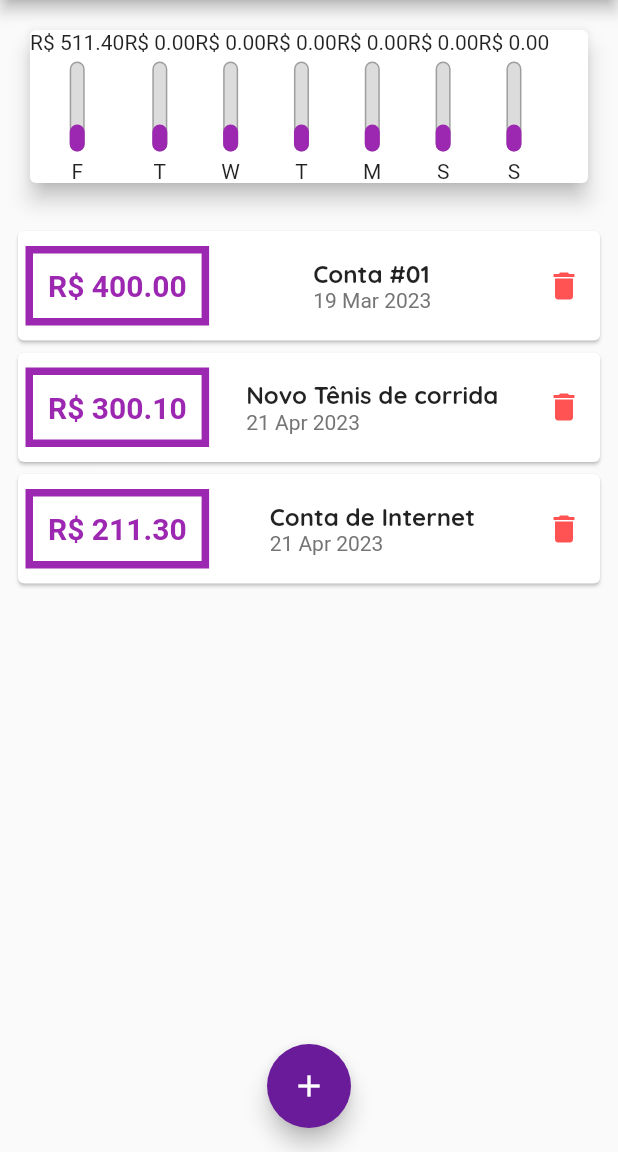
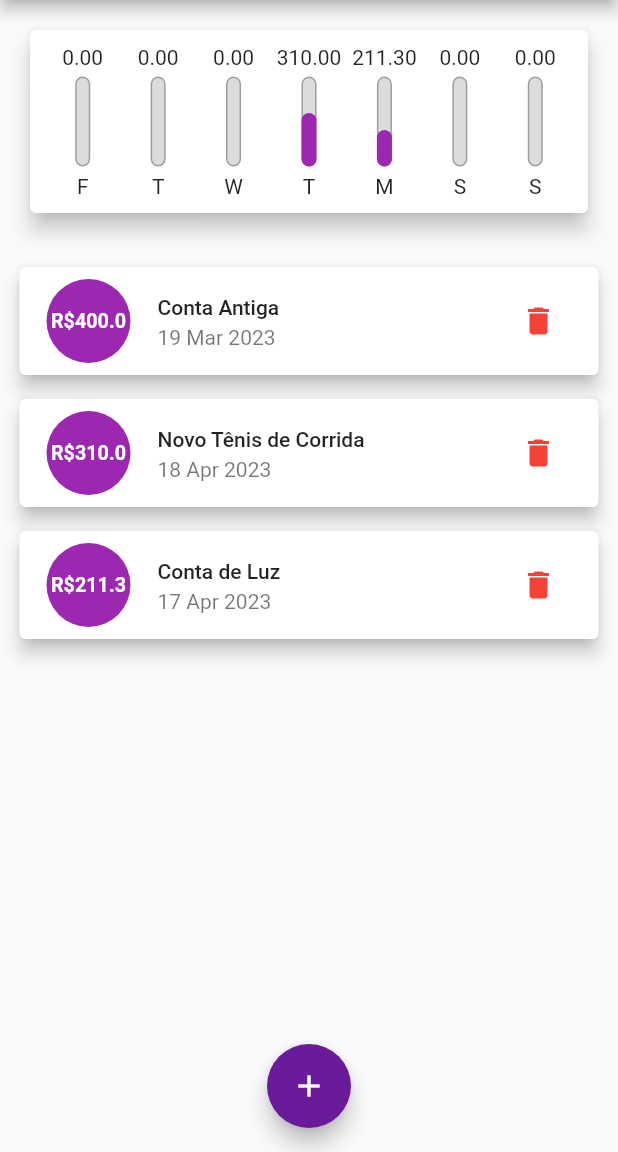
Before and after one commit to DevEduu/ExpensesApp, a Flutter app: the screen it shows after launch, on a phone screen of 412 x 824 dp, the part 84-1236 px from its top. Run offline on Flutter 3.47's test engine with Material 2 defaults, Android fonts, the phone set to English and light mode, and no system bars; our stand-ins replace google_fonts.

Commit message:
128. Usando ListTile

```diff
--- a/lib/components/Chart_bar.dart
+++ b/lib/components/Chart_bar.dart
@@ -16,7 +16,7 @@ class ChartBar extends StatelessWidget {
   Widget build(BuildContext context) {
     return Column(
       children: [
-        Text('R\$ ${value!.toStringAsFixed(2)}'),
+        FittedBox(child: Text('${value!.toStringAsFixed(2)}')),
         const SizedBox(height: 5),
         SizedBox(
           height: 60,
--- a/lib/components/Transaction_list.dart
+++ b/lib/components/Transaction_list.dart
@@ -36,56 +36,41 @@ class TransactionList extends StatelessWidget {
                 itemBuilder: (ctx, index) {
                   final tr = transactions[index];
                   return Card(
-                    child: Row(
-                      mainAxisAlignment: MainAxisAlignment.spaceBetween,
-                      children: [
-                        Container(
-                          padding: const EdgeInsets.all(10),
+                    elevation: 5,
                     margin: const EdgeInsets.symmetric(
-                            horizontal: 5,
-                            vertical: 10,
+                      vertical: 8.0,
+                      horizontal: 5.0,
                     ),
-                          decoration: BoxDecoration(
-                            border: Border.all(
-                              color: Theme.of(context).colorScheme.primary,
-                              width: 5,
-                            ),
-                            // color: Colors.purple,
-                            // shape: BoxShape.circle,
-                          ),
+                    child: ListTile(
+                        leading: CircleAvatar(
+                          radius: 30,
+                          backgroundColor:
+                              Theme.of(context).colorScheme.primary,
+                          child: Padding(
+                            padding: const EdgeInsets.all(5.0),
+                            child: FittedBox(
                               child: Text(
-                            'R\$ ${tr.value.toStringAsFixed(2)}',
-                            style: TextStyle(
-                              color: Theme.of(context).colorScheme.primary,
+                                'R\$${tr.value}',
+                                style: const TextStyle(
                                     fontWeight: FontWeight.bold,
-                              fontSize: 20,
+                                    color: Colors.white),
                               ),
                             ),
                           ),
-                        Column(
-                          crossAxisAlignment: CrossAxisAlignment.start,
-                          children: [
-                            Text(
+                        ),
+                        title: Text(
                           tr.title,
-                              style: GoogleFonts.quicksand(
-                                  color: Colors.black87,
-                                  fontWeight: FontWeight.w700,
-                                  fontSize: 16),
+                          style: Theme.of(context).textTheme.bodyLarge,
                         ),
-                            Text(
+                        subtitle: Text(
                           DateFormat('d MMM y').format(tr.date),
-                              style: TextStyle(color: Colors.grey[600]),
-                            )
-                          ],
                         ),
-                        IconButton(
+                        trailing: IconButton(
                             onPressed: () {},
                             icon: const Icon(
                               Icons.delete,
-                              color: Colors.redAccent,
-                            ))
-                      ],
-                    ),
+                              color: Colors.red,
+                            ))),
                   );
                 }),
       ),
--- a/lib/components/chart.dart
+++ b/lib/components/chart.dart
@@ -5,7 +5,7 @@ import 'package:intl/intl.dart';
 
 class Chart extends StatelessWidget {
   final List<Transactions> recentTransaction;
-  Chart(this.recentTransaction, {Key? key}) : super(key: key);
+  const Chart(this.recentTransaction, {Key? key}) : super(key: key);
 
   List<Map<String, Object>> get groupedTransactions {
     return List.generate(7, (index) {
@@ -18,7 +18,7 @@ class Chart extends StatelessWidget {
         bool sameMonth = recentTransaction[i].date.month == weekDay.month;
         bool sameYear = recentTransaction[i].date.year == weekDay.year;
 
-        if (sameDay && sameMonth && sameMonth) {
+        if (sameDay && sameMonth && sameYear) {
           totalSum += recentTransaction[i].value;
         }
       }
@@ -29,19 +29,32 @@ class Chart extends StatelessWidget {
     });
   }
 
+  double get _weekTotal {
+    return groupedTransactions.fold(0.0, (sum, tr) {
+      return sum + (tr['value'] as double);
+    });
+  }
+
   @override
   Widget build(BuildContext context) {
     return Card(
       margin: const EdgeInsets.all(20),
       elevation: 6,
+      child: Padding(
+        padding: const EdgeInsets.all(10),
         child: Row(
+          mainAxisAlignment: MainAxisAlignment.spaceAround,
           children: groupedTransactions.map((tr) {
-          return ChartBar(
+            return Flexible(
+              fit: FlexFit.tight,
+              child: ChartBar(
                 label: tr['day'] as String,
                 value: tr['value'] as double,
-            percentage: 0.3,
+                percentage: (tr['value'] as double) / _weekTotal,
+              ),
             );
           }).toList(),
+        ),
       ),
     );
   }
--- a/lib/main.dart
+++ b/lib/main.dart
@@ -1,12 +1,10 @@
 import 'package:expenses/components/Transaction_form.dart';
 import 'package:expenses/components/Transaction_list.dart';
+import 'package:expenses/models/transaction.dart';
+import 'package:google_fonts/google_fonts.dart';
 import 'package:expenses/components/chart.dart';
-import 'package:expenses/models/transaction.dart';
 import 'package:flutter/material.dart';
-
 import 'dart:math';
-
-import 'package:google_fonts/google_fonts.dart';
 
 void main() {
   runApp(const ExpensesApp());
@@ -45,21 +43,21 @@ class _MyHomePageState extends State<MyHomePage> {
   final List<Transactions> _transaction = [
     Transactions(
       id: 't0',
-      title: 'Conta #01',
-      value: 400,
-      date: DateTime.now().subtract(Duration(days: 33)),
+      title: 'Conta Antiga',
+      value: 400.00,
+      date: DateTime.now().subtract(const Duration(days: 33)),
     ),
     Transactions(
       id: 't1',
-      title: 'Novo Tênis de corrida',
-      value: 300.10,
-      date: DateTime.now(),
+      title: 'Novo Tênis de Corrida',
+      value: 310,
+      date: DateTime.now().subtract(const Duration(days: 3)),
     ),
     Transactions(
       id: 't2',
-      title: 'Conta de Internet',
+      title: 'Conta de Luz',
       value: 211.30,
-      date: DateTime.now(),
+      date: DateTime.now().subtract(const Duration(days: 4)),
     ),
   ];
   List<Transactions> get _recentTransactions {
```
Lines whose indentation alone changed are shown as unchanged.
